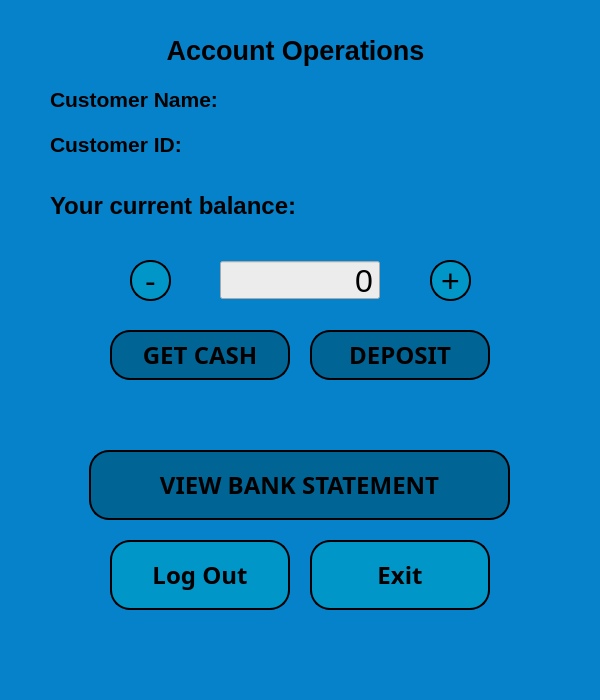
First picture: the form in customer_main_window.ui, repository melikkekaya/BankingApp_SQL, before the edit.
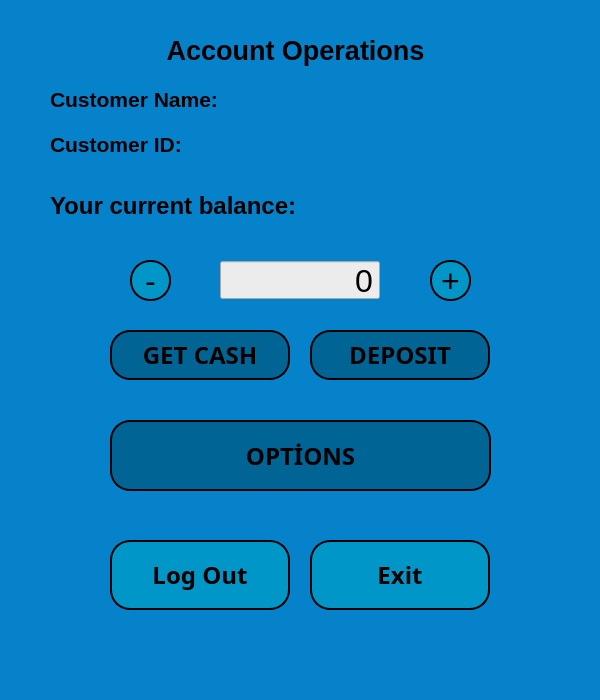
Second picture: the form after the edit.

```diff
--- a/customer_main_window.ui
+++ b/customer_main_window.ui
@@ -383,40 +383,6 @@
      <number>0</number>
     </property>
    </widget>
-   <widget class="QPushButton" name="csmainwdw_btn_statement">
-    <property name="geometry">
-     <rect>
-      <x>89</x>
-      <y>450</y>
-      <width>421</width>
-      <height>70</height>
-     </rect>
-    </property>
-    <property name="font">
-     <font>
-      <family>Bahnschrift SemiBold</family>
-      <pointsize>18</pointsize>
-      <weight>75</weight>
-      <bold>true</bold>
-     </font>
-    </property>
-    <property name="styleSheet">
-     <string notr="true">QPushButton{
-	background-color: rgb(0, 100, 148);
-
-border:2px solid rgb(0, 150, 199);
-border-radius:20px;
-border-color:black;
-}
-QPushButton:hover {
-     background-color: rgb(202, 240, 248);
-     border:2px solid rgb(0, 150, 199);
-}</string>
-    </property>
-    <property name="text">
-     <string>VIEW BANK STATEMENT</string>
-    </property>
-   </widget>
    <widget class="QLabel" name="csmainwdw_lbl_resultmessage">
     <property name="geometry">
      <rect>
@@ -593,16 +559,40 @@
      </item>
     </layout>
    </widget>
-  </widget>
-  <widget class="QMenuBar" name="menubar">
-   <property name="geometry">
-    <rect>
-     <x>0</x>
-     <y>0</y>
-     <width>600</width>
-     <height>22</height>
-    </rect>
-   </property>
+   <widget class="QPushButton" name="csmainwdw_btn_option">
+    <property name="geometry">
+     <rect>
+      <x>110</x>
+      <y>420</y>
+      <width>381</width>
+      <height>71</height>
+     </rect>
+    </property>
+    <property name="font">
+     <font>
+      <family>Bahnschrift SemiBold</family>
+      <pointsize>18</pointsize>
+      <weight>75</weight>
+      <bold>true</bold>
+     </font>
+    </property>
+    <property name="styleSheet">
+     <string notr="true">QPushButton{
+	background-color: rgb(0, 100, 148);
+
+border:2px solid rgb(0, 150, 199);
+border-radius:20px;
+border-color:black;
+}
+QPushButton:hover {
+     background-color: rgb(202, 240, 248);
+     border:2px solid rgb(0, 150, 199);
+}</string>
+    </property>
+    <property name="text">
+     <string>OPTİONS</string>
+    </property>
+   </widget>
   </widget>
   <widget class="QStatusBar" name="statusbar"/>
  </widget>
```
